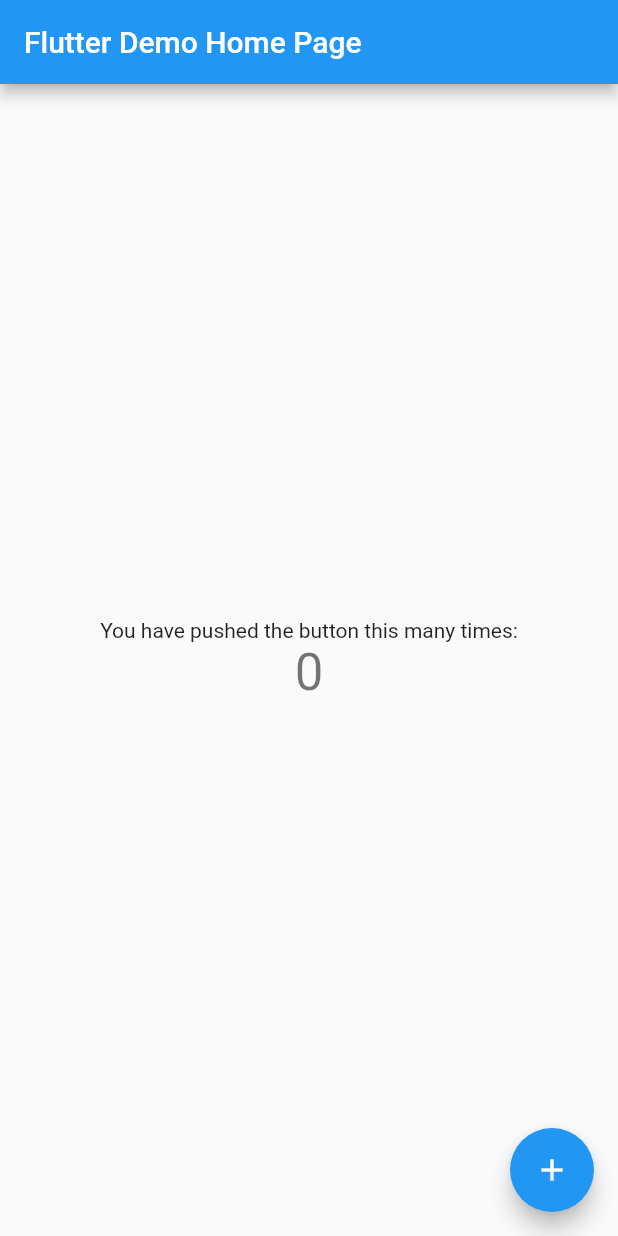
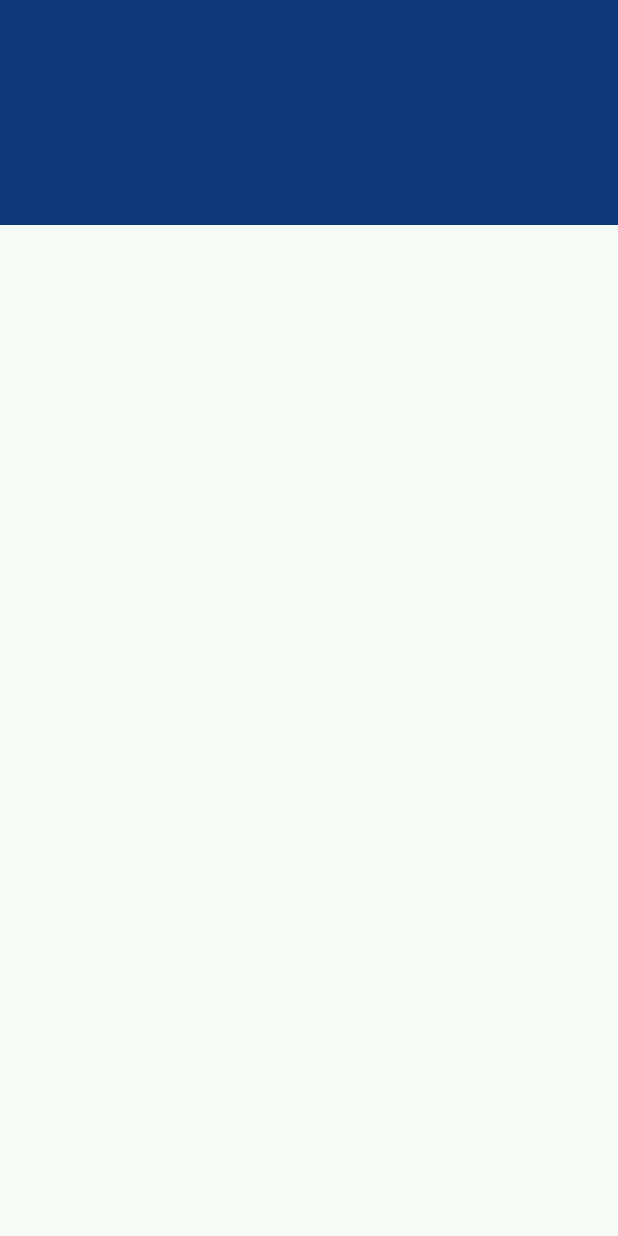
Before and after one commit to ronaldemanuel/hotel-urbano, a Flutter app: the screen it shows after launch, on a phone screen of 412 x 824 dp. Run offline on Flutter 3.47's test engine with Material 2 defaults, Android fonts, the phone set to English and light mode, and no system bars.

Commit message:
first container

```diff
--- /dev/null
+++ b/lib/home_page.dart
@@ -0,0 +1,29 @@
+import 'package:flutter/material.dart';
+
+class HomePage extends StatefulWidget {
+  const HomePage({Key? key}) : super(key: key);
+
+  @override
+  _HomePageState createState() => _HomePageState();
+}
+
+class _HomePageState extends State<HomePage> {
+  @override
+  Widget build(BuildContext context) {
+    return Scaffold(
+      backgroundColor: Color(0xFFF6FBF7),
+      body: buildBody(),
+    );
+  }
+
+  buildBody() {
+    return ListView(
+      children: [
+        Container(
+          color: Color(0xFF10397B),
+          height: 150,
+        ),
+      ],
+    );
+  }
+}
--- a/lib/main.dart
+++ b/lib/main.dart
@@ -1,113 +1,17 @@
 import 'package:flutter/material.dart';
+import 'package:hotel_urbano/home_page.dart';
 
 void main() {
   runApp(MyApp());
 }
 
 class MyApp extends StatelessWidget {
-  // This widget is the root of your application.
   @override
   Widget build(BuildContext context) {
     return MaterialApp(
-      title: 'Flutter Demo',
-      theme: ThemeData(
-        // This is the theme of your application.
-        //
-        // Try running your application with "flutter run". You'll see the
-        // application has a blue toolbar. Then, without quitting the app, try
-        // changing the primarySwatch below to Colors.green and then invoke
-        // "hot reload" (press "r" in the console where you ran "flutter run",
-        // or simply save your changes to "hot reload" in a Flutter IDE).
-        // Notice that the counter didn't reset back to zero; the application
-        // is not restarted.
-        primarySwatch: Colors.blue,
-      ),
-      home: MyHomePage(title: 'Flutter Demo Home Page'),
+      title: 'Flutter',
+      debugShowCheckedModeBanner: false,
+      home: HomePage(),
     );
   }
 }
-
-class MyHomePage extends StatefulWidget {
-  MyHomePage({Key? key, required this.title}) : super(key: key);
-
-  // This widget is the home page of your application. It is stateful, meaning
-  // that it has a State object (defined below) that contains fields that affect
-  // how it looks.
-
-  // This class is the configuration for the state. It holds the values (in this
-  // case the title) provided by the parent (in this case the App widget) and
-  // used by the build method of the State. Fields in a Widget subclass are
-  // always marked "final".
-
-  final String title;
-
-  @override
-  _MyHomePageState createState() => _MyHomePageState();
-}
-
-class _MyHomePageState extends State<MyHomePage> {
-  int _counter = 0;
-
-  void _incrementCounter() {
-    setState(() {
-      // This call to setState tells the Flutter framework that something has
-      // changed in this State, which causes it to rerun the build method below
-      // so that the display can reflect the updated values. If we changed
-      // _counter without calling setState(), then the build method would not be
-      // called again, and so nothing would appear to happen.
-      _counter++;
-    });
-  }
-
-  @override
-  Widget build(BuildContext context) {
-    // This method is rerun every time setState is called, for instance as done
-    // by the _incrementCounter method above.
-    //
-    // The Flutter framework has been optimized to make rerunning build methods
-    // fast, so that you can just rebuild anything that needs updating rather
-    // than having to individually change instances of widgets.
-    return Scaffold(
-      appBar: AppBar(
-        // Here we take the value from the MyHomePage object that was created by
-        // the App.build method, and use it to set our appbar title.
-        title: Text(widget.title),
-      ),
-      body: Center(
-        // Center is a layout widget. It takes a single child and positions it
-        // in the middle of the parent.
-        child: Column(
-          // Column is also a layout widget. It takes a list of children and
-          // arranges them vertically. By default, it sizes itself to fit its
-          // children horizontally, and tries to be as tall as its parent.
-          //
-          // Invoke "debug painting" (press "p" in the console, choose the
-          // "Toggle Debug Paint" action from the Flutter Inspector in Android
-          // Studio, or the "Toggle Debug Paint" command in Visual Studio Code)
-          // to see the wireframe for each widget.
-          //
-          // Column has various properties to control how it sizes itself and
-          // how it positions its children. Here we use mainAxisAlignment to
-          // center the children vertically; the main axis here is the vertical
-          // axis because Columns are vertical (the cross axis would be
-          // horizontal).
-          mainAxisAlignment: MainAxisAlignment.center,
-          children: <Widget>[
-            Text(
-              'You have pushed the button this many times:',
-            ),
-            Text(
-              '$_counter',
-              style: Theme.of(context).textTheme.headline4,
-            ),
-          ],
-        ),
-      ),
-      floatingActionButton: FloatingActionButton(
-        onPressed: _incrementCounter,
-        tooltip: 'Increment',
-        child: Icon(Icons.add),
-      ), // This trailing comma makes auto-formatting nicer for build methods.
-    );
-  }
-}
```
